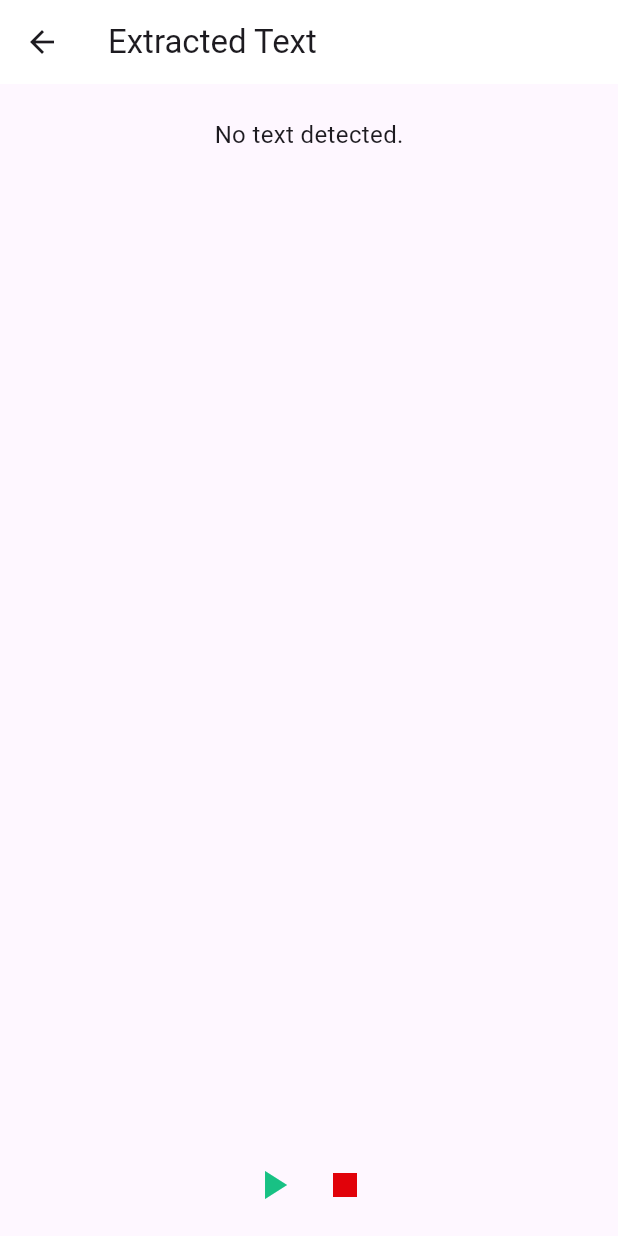
After one commit to Bilal17809/listen_ai, a Flutter app: the TextPreviewScreen screen opened directly, after a tap on the "play arrow" icon, on a phone screen of 412 x 824 dp. The commit adds this screen. Run offline on Flutter 3.47's test engine with Material 3 defaults, Android fonts, the phone set to English and light mode, and no system bars; our stand-ins replace file_picker, flutter_tts, get, image_picker, velocity_x; missing offline and left inert: google_mlkit_text_recognition.

Commit message:
commit by Zain on 19/08/2025 at 5:59 pm

```diff
--- /dev/null
+++ b/lib/core/bindings/bindings.dart
@@ -0,0 +1,11 @@
+import 'package:get/get.dart';
+import '../../presentation/add_content/controller/content_contl.dart';
+
+
+class AppBindings extends Bindings {
+  @override
+  void dependencies() {
+    Get.lazyPut<ContentController>(() => ContentController());
+
+  }
+}
--- a/lib/main.dart
+++ b/lib/main.dart
@@ -1,6 +1,8 @@
 import 'package:flutter/material.dart';
 import 'package:get/get_navigation/src/root/get_material_app.dart';
 import 'package:listen_ai/presentation/add_content/view/add_content.dart';
+
+import 'core/bindings/bindings.dart';
 
 
 void main() {
@@ -17,8 +19,8 @@ class MyApp extends StatelessWidget {
       debugShowCheckedModeBanner: false,
       title: 'Listen AI',
       theme: ThemeData(
-
       ),
+      initialBinding: AppBindings(),
       home:  AddContent(),
     );
   }
--- a/lib/presentation/add_content/controller/content_contl.dart
+++ b/lib/presentation/add_content/controller/content_contl.dart
@@ -1,5 +1,6 @@
 import 'dart:io';
 import 'package:file_picker/file_picker.dart';
+import 'package:flutter_tts/flutter_tts.dart';
 import 'package:get/get.dart';
 import 'package:google_mlkit_text_recognition/google_mlkit_text_recognition.dart';
 import 'package:image_picker/image_picker.dart';
@@ -10,6 +11,7 @@ class ContentController extends GetxController {
   var pickedImage = Rx<File?>(null);
   var isLoading = false.obs;
   final ImagePicker _picker = ImagePicker();
+  final FlutterTts flutterTts = FlutterTts();
 
   Future<void> pickFile() async {
     final result = await FilePicker.platform.pickFiles(
@@ -49,4 +51,13 @@ class ContentController extends GetxController {
     await textRecognizer.close();
     isLoading.value = false;
   }
+  Future<void> speakText() async {
+    if (scannedText.value.isNotEmpty) {
+      await flutterTts.speak(scannedText.value);
+    }
+  }
+
+  Future<void> stopSpeaking() async {
+    await flutterTts.stop();
+  }
 }
--- /dev/null
+++ b/lib/presentation/add_content/view/widgets/text_preview.dart
@@ -0,0 +1,72 @@
+import 'dart:io';
+import 'package:flutter/material.dart';
+import 'package:get/get.dart';
+import '../../../../core/theme/theme.dart';
+import '../../controller/content_contl.dart';
+
+
+class TextPreviewScreen extends StatelessWidget {
+  const TextPreviewScreen({super.key});
+
+  @override
+  Widget build(BuildContext context) {
+    final controller = Get.find<ContentController>();
+    final screenHeight = MediaQuery.of(context).size.height;
+
+    return Scaffold(
+      appBar: AppBar(title: Text("Extracted Text"), backgroundColor: kWhite),
+      body: Column(
+        children: [
+          // Image preview 100%
+          Obx(() {
+            if (controller.pickedImage.value != null) {
+              return Image.file(
+                File(controller.pickedImage.value!.path),
+                width: double.infinity,
+                height: screenHeight * 0.5,
+                fit: BoxFit.cover,
+              );
+            }
+            return SizedBox.shrink();
+          }),
+
+          SizedBox(height: 10),
+
+          // Text display
+          Expanded(
+            child: Obx(() {
+              if (controller.isLoading.value) {
+                return Center(child: CircularProgressIndicator());
+              }
+              return SingleChildScrollView(
+                padding: EdgeInsets.all(12),
+                child: Text(
+                  controller.scannedText.value.isEmpty
+                      ? "No text detected."
+                      : controller.scannedText.value,
+                  style: TextStyle(fontSize: 16),
+                ),
+              );
+            }),
+          ),
+
+          // Play Button
+          Row(
+            mainAxisAlignment: MainAxisAlignment.center,
+            children: [
+              IconButton(
+                icon: Icon(Icons.play_arrow, color: kMintGreen, size: 32),
+                onPressed: controller.speakText,
+              ),
+              IconButton(
+                icon: Icon(Icons.stop, color: kRed, size: 32),
+                onPressed: controller.stopSpeaking,
+              ),
+            ],
+          ),
+          SizedBox(height: 10),
+        ],
+      ),
+    );
+  }
+}
--- a/pubspec.yaml
+++ b/pubspec.yaml
@@ -39,6 +39,7 @@ dependencies:
   file_picker: ^8.0.0
   google_mlkit_text_recognition: ^0.15.0
   image_picker: ^1.0.7
+  flutter_tts: ^4.2.3
 
 
 
```
Also changed, not shown: pubspec.lock, 3 other files.
